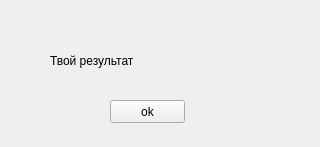
AnixGaztull/PyQT5, file rezult_window.ui: the form before one commit.
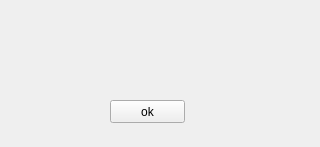
The form after the commit.

Patch:
```diff
--- a/rezult_window.ui
+++ b/rezult_window.ui
@@ -26,7 +26,7 @@
     <string notr="true">font: 14pt &quot;MS Shell Dlg 2&quot;;</string>
    </property>
    <property name="text">
-    <string>Твой результат</string>
+    <string/>
    </property>
   </widget>
   <widget class="QPushButton" name="ok">
```
